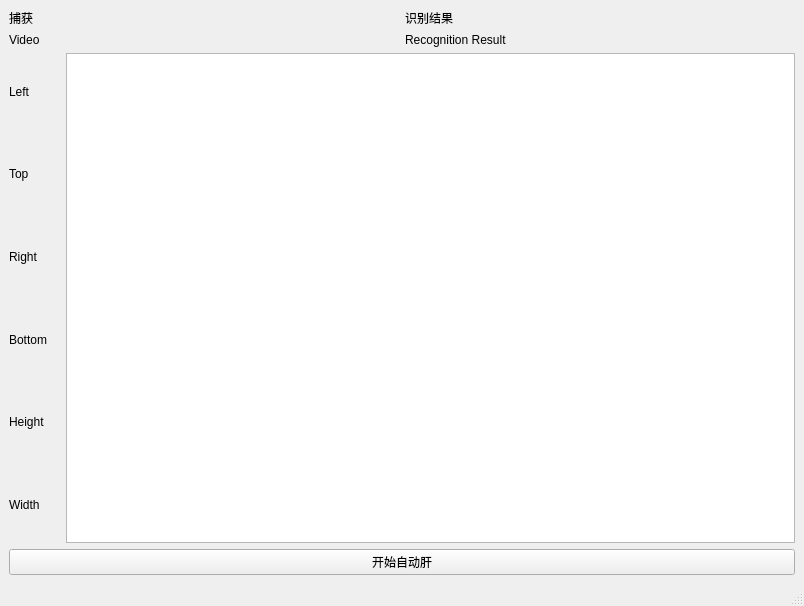
Before: the Qt Designer form view/design/ui/main_window.ui in Connorshen/OnmyojiScript, drawn with Qt 5.
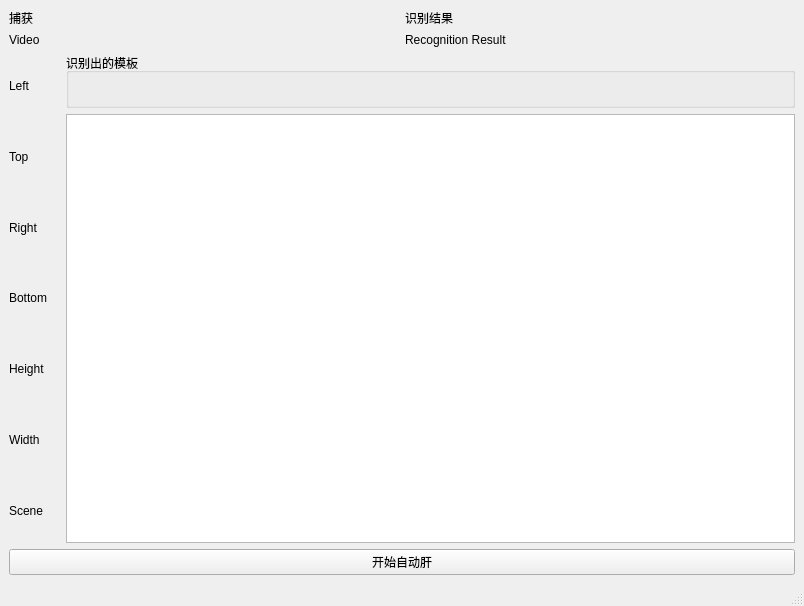
After: the same form once the commit is applied.

```diff
--- a/view/design/ui/main_window.ui
+++ b/view/design/ui/main_window.ui
@@ -143,10 +143,10 @@
           </property>
          </widget>
         </item>
-        <item row="2" column="1">
-         <widget class="QLabel" name="right_lb">
+        <item row="6" column="0">
+         <widget class="QLabel" name="label_5">
           <property name="text">
-           <string/>
+           <string>Scene</string>
           </property>
          </widget>
         </item>
@@ -168,9 +168,25 @@
       </item>
       <item row="0" column="1">
        <layout class="QGridLayout" name="gridLayout_2">
-        <item row="0" column="0">
+        <item row="1" column="0">
          <widget class="QTextBrowser" name="textBrowser"/>
         </item>
+        <item row="0" column="0">
+         <widget class="QGroupBox" name="verticalGroupBox">
+          <property name="title">
+           <string>识别出的模板</string>
+          </property>
+          <layout class="QVBoxLayout" name="verticalLayout_3">
+           <item>
+            <widget class="QLabel" name="reg_template_lb">
+             <property name="text">
+              <string/>
+             </property>
+            </widget>
+           </item>
+          </layout>
+         </widget>
+        </item>
        </layout>
       </item>
      </layout>
```
Left out of the diff: 88 changed lines with no effect on the pictures.
